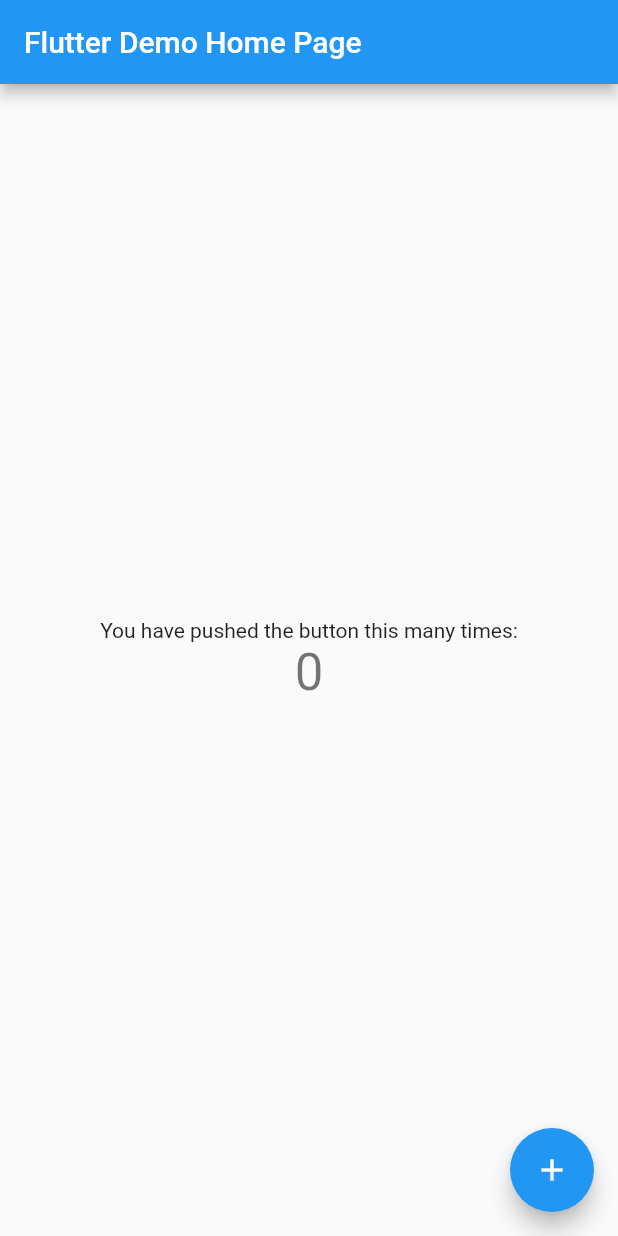
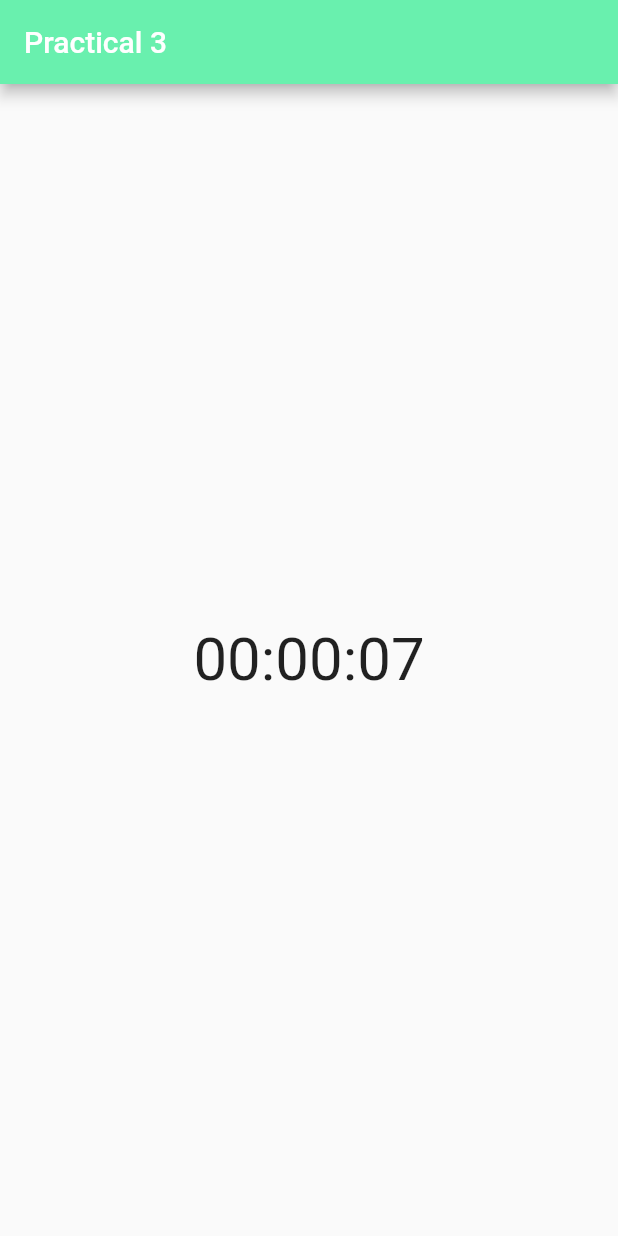
Before and after one commit to rdtank/WCMC, a Flutter app: the screen it shows after launch, on a phone screen of 412 x 824 dp. Run offline on Flutter 3.47's test engine with Material 2 defaults, Android fonts, the phone set to English and light mode, and no system bars; our stand-ins replace fluttertoast.

Commit message:
Practical 3

```diff
--- a/practical_3/lib/main.dart
+++ b/practical_3/lib/main.dart
@@ -1,111 +1,69 @@
+import 'dart:async';
+
 import 'package:flutter/material.dart';
+import 'package:fluttertoast/fluttertoast.dart';
 
 void main() => runApp(MyApp());
 
 class MyApp extends StatelessWidget {
-  // This widget is the root of your application.
   @override
   Widget build(BuildContext context) {
     return MaterialApp(
-      title: 'Flutter Demo',
-      theme: ThemeData(
-        // This is the theme of your application.
-        //
-        // Try running your application with "flutter run". You'll see the
-        // application has a blue toolbar. Then, without quitting the app, try
-        // changing the primarySwatch below to Colors.green and then invoke
-        // "hot reload" (press "r" in the console where you ran "flutter run",
-        // or simply save your changes to "hot reload" in a Flutter IDE).
-        // Notice that the counter didn't reset back to zero; the application
-        // is not restarted.
-        primarySwatch: Colors.blue,
+      title: 'Practical 3',
+      home: Scaffold(
+        appBar: AppBar(
+          title: Text('Practical 3'),
+          backgroundColor: Colors.greenAccent,
+        ),
+        body: ShowToast(),
       ),
-      home: MyHomePage(title: 'Flutter Demo Home Page'),
     );
   }
 }
 
-class MyHomePage extends StatefulWidget {
-  MyHomePage({Key key, this.title}) : super(key: key);
+class ShowToast extends StatefulWidget {
+  @override
+  _ShowToastState createState() => _ShowToastState();
+}
 
-  // This widget is the home page of your application. It is stateful, meaning
-  // that it has a State object (defined below) that contains fields that affect
-  // how it looks.
+class _ShowToastState extends State<ShowToast> with WidgetsBindingObserver {
+  int hrs = 0, min = 0, sec = 0;
+  var h = "00", m = "00", s = "00";
 
-  // This class is the configuration for the state. It holds the values (in this
-  // case the title) provided by the parent (in this case the App widget) and
-  // used by the build method of the State. Fields in a Widget subclass are
-  // always marked "final".
+  void createToast() {
+    Fluttertoast.showToast(msg: '$sec sec passed');
+  }
 
-  final String title;
+  void timer() {
+    Timer.periodic(
+        Duration(seconds: 1),
+        (Timer t) => setState(() {
+              sec++;
+              min += (sec ~/ 60);
+              hrs += (min ~/ 60);
+              sec = sec % 60;
+              min = min % 60;
+              hrs = hrs % 60;
+              h = hrs.toString().padLeft(2, '0');
+              m = min.toString().padLeft(2, '0');
+              s = sec.toString().padLeft(2, '0');
+            }));
+    Timer.periodic(Duration(seconds: 5), (Timer t) => createToast());
+  }
 
   @override
-  _MyHomePageState createState() => _MyHomePageState();
-}
-
-class _MyHomePageState extends State<MyHomePage> {
-  int _counter = 0;
-
-  void _incrementCounter() {
-    setState(() {
-      // This call to setState tells the Flutter framework that something has
-      // changed in this State, which causes it to rerun the build method below
-      // so that the display can reflect the updated values. If we changed
-      // _counter without calling setState(), then the build method would not be
-      // called again, and so nothing would appear to happen.
-      _counter++;
-    });
+  void initState() {
+    super.initState();
+    timer();
   }
 
   @override
   Widget build(BuildContext context) {
-    // This method is rerun every time setState is called, for instance as done
-    // by the _incrementCounter method above.
-    //
-    // The Flutter framework has been optimized to make rerunning build methods
-    // fast, so that you can just rebuild anything that needs updating rather
-    // than having to individually change instances of widgets.
-    return Scaffold(
-      appBar: AppBar(
-        // Here we take the value from the MyHomePage object that was created by
-        // the App.build method, and use it to set our appbar title.
-        title: Text(widget.title),
+    return Center(
+      child: Text(
+        "$h:$m:$s",
+        style: TextStyle(fontSize: 40.0),
       ),
-      body: Center(
-        // Center is a layout widget. It takes a single child and positions it
-        // in the middle of the parent.
-        child: Column(
-          // Column is also a layout widget. It takes a list of children and
-          // arranges them vertically. By default, it sizes itself to fit its
-          // children horizontally, and tries to be as tall as its parent.
-          //
-          // Invoke "debug painting" (press "p" in the console, choose the
-          // "Toggle Debug Paint" action from the Flutter Inspector in Android
-          // Studio, or the "Toggle Debug Paint" command in Visual Studio Code)
-          // to see the wireframe for each widget.
-          //
-          // Column has various properties to control how it sizes itself and
-          // how it positions its children. Here we use mainAxisAlignment to
-          // center the children vertically; the main axis here is the vertical
-          // axis because Columns are vertical (the cross axis would be
-          // horizontal).
-          mainAxisAlignment: MainAxisAlignment.center,
-          children: <Widget>[
-            Text(
-              'You have pushed the button this many times:',
-            ),
-            Text(
-              '$_counter',
-              style: Theme.of(context).textTheme.display1,
-            ),
-          ],
-        ),
-      ),
-      floatingActionButton: FloatingActionButton(
-        onPressed: _incrementCounter,
-        tooltip: 'Increment',
-        child: Icon(Icons.add),
-      ), // This trailing comma makes auto-formatting nicer for build methods.
     );
   }
 }
--- a/practical_3/pubspec.yaml
+++ b/practical_3/pubspec.yaml
@@ -23,6 +23,7 @@ dependencies:
   # The following adds the Cupertino Icons font to your application.
   # Use with the CupertinoIcons class for iOS style icons.
   cupertino_icons: ^0.1.2
+  fluttertoast: ^3.1.3
 
 dev_dependencies:
   flutter_test:
```
Also changed, not shown: practical_3/pubspec.lock.
